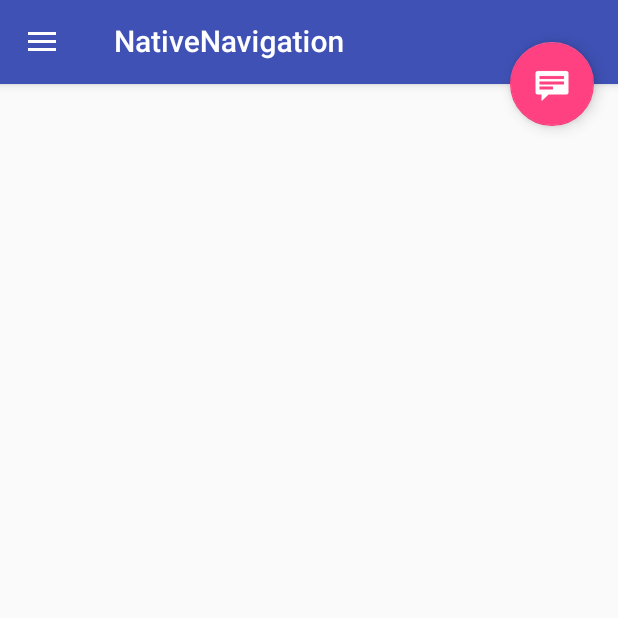
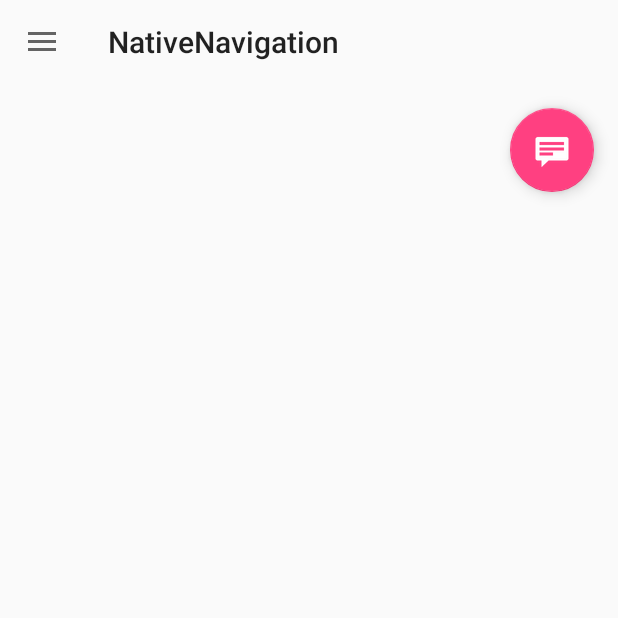
Before and after one commit to adamski/juce-native-navigation, an Android app: the screen it shows after launch (JuceActivity), on a phone screen of 412 x 824 dp, the top half of it. Run offline under Robolectric (Android 15) with nearby library versions, the phone set to English and light mode, and no system bars; 5 statements that could not run were skipped.

Commit message:
change layout for navdrawer under toolbar

```diff
--- a/Builds/AndroidStudio/app/src/main/java/com/codegarden/nativenavigation/JuceActivity.java
+++ b/Builds/AndroidStudio/app/src/main/java/com/codegarden/nativenavigation/JuceActivity.java
@@ -55,6 +55,7 @@ import android.util.DisplayMetrics;
 import android.util.Log;
 import java.lang.Runnable;
 import java.lang.reflect.Type;
+import java.nio.charset.Charset;
 import java.util.List;
 import java.util.Arrays;
 import java.util.ArrayList;
@@ -94,104 +95,18 @@ public class JuceActivity   extends AppCompatActivity
         messages = new ArrayList<>();
 
         Type collectionType = new TypeToken<List<Message>>(){}.getType();
-//        String json = JuceActivity.getData();
-        // load from file?
-        String json = "[\n" +
-                "  {\n" +
-                "    \"title\": \"Radiantix\",\n" +
-                "    \"message\": \"Occaecat ullamco amet ea sit ex incididunt enim.\"\n" +
-                "  },\n" +
-                "  {\n" +
-                "    \"title\": \"Imaginart\",\n" +
-                "    \"message\": \"Officia eiusmod laborum qui irure tempor velit qui anim ullamco pariatur veniam occaecat ex.\"\n" +
-                "  },\n" +
-                "  {\n" +
-                "    \"title\": \"Futurize\",\n" +
-                "    \"message\": \"Excepteur nulla ex sit cupidatat aute exercitation veniam.\"\n" +
-                "  },\n" +
-                "  {\n" +
-                "    \"title\": \"Entogrok\",\n" +
-                "    \"message\": \"Esse ex id incididunt cillum eiusmod est sint proident consectetur.\"\n" +
-                "  },\n" +
-                "  {\n" +
-                "    \"title\": \"Mitroc\",\n" +
-                "    \"message\": \"Deserunt proident adipisicing commodo aliquip irure quis non do nostrud labore ex officia esse.\"\n" +
-                "  },\n" +
-                "  {\n" +
-                "    \"title\": \"Architax\",\n" +
-                "    \"message\": \"Eiusmod mollit duis esse magna ipsum pariatur minim quis ea cupidatat reprehenderit aliqua ipsum.\"\n" +
-                "  },\n" +
-                "  {\n" +
-                "    \"title\": \"Geekmosis\",\n" +
-                "    \"message\": \"Duis exercitation fugiat id sit ipsum adipisicing cupidatat irure anim.\"\n" +
-                "  },\n" +
-                "  {\n" +
-                "    \"title\": \"Baluba\",\n" +
-                "    \"message\": \"Commodo ut proident et excepteur ut ex ex.\"\n" +
-                "  },\n" +
-                "  {\n" +
-                "    \"title\": \"Zillactic\",\n" +
-                "    \"message\": \"Non exercitation deserunt aliquip enim deserunt ut fugiat voluptate quis esse fugiat aute cillum laborum.\"\n" +
-                "  },\n" +
-                "  {\n" +
-                "    \"title\": \"Dragbot\",\n" +
-                "    \"message\": \"Consectetur non eu in irure Lorem consequat.\"\n" +
-                "  },\n" +
-                "  {\n" +
-                "    \"title\": \"Qualitern\",\n" +
-                "    \"message\": \"Nisi enim anim commodo ea ullamco magna.\"\n" +
-                "  },\n" +
-                "  {\n" +
-                "    \"title\": \"Hinway\",\n" +
-                "    \"message\": \"Quis voluptate ex eu culpa nisi pariatur anim.\"\n" +
-                "  },\n" +
-                "  {\n" +
-                "    \"title\": \"Hairport\",\n" +
-                "    \"message\": \"Culpa sunt eu excepteur ullamco excepteur incididunt esse ut amet dolore elit duis mollit.\"\n" +
-                "  },\n" +
-                "  {\n" +
-                "    \"title\": \"Zolarity\",\n" +
-                "    \"message\": \"Irure sit laboris adipisicing consequat ea dolor pariatur ullamco.\"\n" +
-                "  },\n" +
-                "  {\n" +
-                "    \"title\": \"Accidency\",\n" +
-                "    \"message\": \"Minim ut eu nostrud esse ex labore.\"\n" +
-                "  },\n" +
-                "  {\n" +
-                "    \"title\": \"Quadeebo\",\n" +
-                "    \"message\": \"Reprehenderit minim Lorem proident tempor.\"\n" +
-                "  },\n" +
-                "  {\n" +
-                "    \"title\": \"Pathways\",\n" +
-                "    \"message\": \"Reprehenderit fugiat velit est in fugiat labore dolor qui reprehenderit ad aute.\"\n" +
-                "  },\n" +
-                "  {\n" +
-                "    \"title\": \"Solgan\",\n" +
-                "    \"message\": \"Nisi ut occaecat duis mollit eiusmod exercitation pariatur qui ea.\"\n" +
-                "  },\n" +
-                "  {\n" +
-                "    \"title\": \"Buzzworks\",\n" +
-                "    \"message\": \"Qui irure sint occaecat cillum aute est nisi ipsum fugiat duis.\"\n" +
-                "  },\n" +
-                "  {\n" +
-                "    \"title\": \"Senmei\",\n" +
-                "    \"message\": \"Aliqua aliquip nulla adipisicing reprehenderit tempor officia minim.\"\n" +
-                "  },\n" +
-                "  {\n" +
-                "    \"title\": \"Mangelica\",\n" +
-                "    \"message\": \"Pariatur ipsum qui eu sunt duis excepteur ipsum.\"\n" +
-                "  }\n" +
-                "]";
+        String json = JuceActivity.getJsonData();
+        Log.d("JSON", json);
         messages = gson.fromJson(json, collectionType);
-
-//        for (int i=1; i<=25; i++)
-//        {
-//            messages.add(new Message("Message "+(i), "Some message"));
-//        }
     }
 
     public static native void setMessage (String title, String message);
-    public static native String getData();
+
+    public static String getJsonData()
+    {
+        return new String(getJsonDataBytes(), Charset.forName("UTF-8"));
+    }
+    private static native byte[] getJsonDataBytes();
 
     @Override
     public void onCreate (Bundle savedInstanceState)
@@ -207,8 +122,8 @@ public class JuceActivity   extends AppCompatActivity
         LinearLayout juceViewContainer = (LinearLayout) findViewById(R.id.juce_view_container);
         juceViewContainer.removeAllViews();
         juceViewContainer.addView(viewHolder);
-        AppBarLayout appBarLayout = (AppBarLayout) findViewById(R.id.app_bar);
-        appBarLayout.setExpanded(false, false);
+//        AppBarLayout appBarLayout = (AppBarLayout) findViewById(R.id.app_bar);
+//        appBarLayout.setExpanded(false, false);
 
         Toolbar toolbar = (Toolbar) findViewById(R.id.detail_toolbar);
         setSupportActionBar(toolbar);
@@ -240,7 +155,6 @@ public class JuceActivity   extends AppCompatActivity
         toggle.syncState();
 
         //--------------------------------------
-        // -------------------
 
         setVolumeControlStream (AudioManager.STREAM_MUSIC);
     }
--- a/Builds/AndroidStudio/app/src/main/res/layout/main_activity.xml
+++ b/Builds/AndroidStudio/app/src/main/res/layout/main_activity.xml
@@ -1,4 +1,19 @@
-<android.support.v4.widget.DrawerLayout       xmlns:android="http://schemas.android.com/apk/res/android"
+<LinearLayout xmlns:android="http://schemas.android.com/apk/res/android"
+    xmlns:app="http://schemas.android.com/apk/res-auto"
+    android:orientation="vertical"
+    android:layout_width="match_parent"
+    android:layout_height="match_parent">
+
+    <android.support.v7.widget.Toolbar android:id="@+id/detail_toolbar"
+        android:layout_width="match_parent"
+        android:layout_height="?attr/actionBarSize"
+        app:layout_collapseMode="pin"
+        app:layout_scrollFlags="scroll|enterAlways"
+        app:popupTheme="@style/ThemeOverlay.AppCompat.Light" />
+
+
+    <android.support.v4.widget.DrawerLayout
+        xmlns:android="http://schemas.android.com/apk/res/android"
         xmlns:app="http://schemas.android.com/apk/res-auto"
         xmlns:tools="http://schemas.android.com/tools"
         android:id="@+id/drawer_layout"
@@ -6,32 +21,25 @@
         android:layout_height="match_parent"
         android:fitsSystemWindows="true">
 
+
+
+        <android.support.v7.widget.RecyclerView
+            android:id="@+id/left_drawer"
+            android:scrollbars="vertical"
+            android:layout_width="240dp"
+            android:layout_height="match_parent"
+            android:layout_gravity="left|start"
+            android:choiceMode="singleChoice"
+            android:divider="@null"
+            android:background="@color/colorPrimary"
+            />
+
         <android.support.design.widget.CoordinatorLayout
             xmlns:android="http://schemas.android.com/apk/res/android"
             xmlns:app="http://schemas.android.com/apk/res-auto"
             xmlns:tools="http://schemas.android.com/tools" android:layout_width="match_parent"
             android:layout_height="match_parent" android:fitsSystemWindows="true"
             tools:context=".JuceActivity" tools:ignore="MergeRootFrame">
-
-        <android.support.design.widget.AppBarLayout android:id="@+id/app_bar"
-            android:layout_width="match_parent" android:layout_height="@dimen/app_bar_height"
-            android:fitsSystemWindows="true"
-            android:theme="@style/ThemeOverlay.AppCompat.Dark.ActionBar">
-
-            <android.support.design.widget.CollapsingToolbarLayout android:id="@+id/toolbar_layout"
-                android:layout_width="match_parent" android:layout_height="match_parent"
-                android:fitsSystemWindows="true" app:contentScrim="?attr/colorPrimary"
-                app:layout_scrollFlags="scroll|exitUntilCollapsed" app:toolbarId="@+id/toolbar">
-
-                <android.support.v7.widget.Toolbar android:id="@+id/detail_toolbar"
-                    android:layout_width="match_parent" android:layout_height="?attr/actionBarSize"
-                    app:layout_collapseMode="pin"
-                    app:layout_scrollFlags="scroll|enterAlways"
-                    app:popupTheme="@style/ThemeOverlay.AppCompat.Light" />
-
-            </android.support.design.widget.CollapsingToolbarLayout>
-
-        </android.support.design.widget.AppBarLayout>
 
             <LinearLayout
                 android:layout_width="match_parent"
@@ -48,18 +56,6 @@
 
         </android.support.design.widget.CoordinatorLayout>
 
-    <android.support.v7.widget.RecyclerView
-        android:id="@+id/left_drawer"
-        android:scrollbars="vertical"
-        android:layout_width="240dp"
-        android:layout_height="match_parent"
-        android:layout_gravity="left|start"
-        android:choiceMode="singleChoice"
-        android:divider="@null"
-        android:background="@color/colorPrimary"
-        android:fitsSystemWindows="true"
-        />
-
         <!--<android.support.v7.widget.RecyclerView-->
         <!--android:id="@+id/left_drawer"-->
         <!--android:layout_width="240dp"-->
@@ -69,3 +65,4 @@
         <!--android:scrollbars="vertical"/>-->
 
     </android.support.v4.widget.DrawerLayout>
+</LinearLayout>
```
Also changed, not shown: 2 other files. Lines whose indentation alone changed are shown as unchanged.
